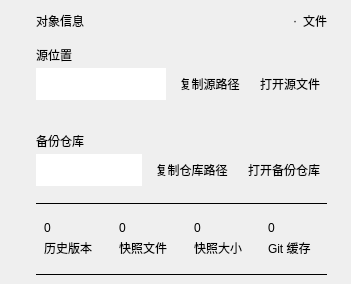
First picture: the form in windows/mainwindow_child/homepage/pages/homepage_page_dashboard.ui, repository Zao-chen/ZcVersionBox, before the edit.
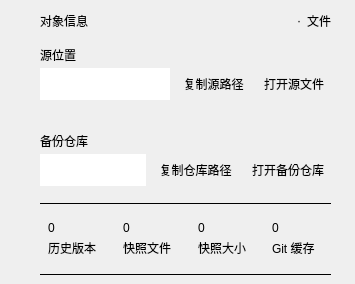
Second picture: the form after the edit. Custom widgets are drawn as their Qt base class.

Commit message: style(ui): 将概览与多人协作左边距修正为 40px 以精准对齐标签文本

Diff of the .ui file:
```diff
--- a/windows/mainwindow_child/homepage/pages/homepage_page_dashboard.ui
+++ b/windows/mainwindow_child/homepage/pages/homepage_page_dashboard.ui
@@ -32,7 +32,7 @@
      <widget class="QWidget" name="scrollContents">
       <layout class="QHBoxLayout" name="readingLayout">
        <property name="leftMargin">
-        <number>36</number>
+        <number>40</number>
        </property>
        <property name="topMargin">
         <number>12</number>
```
The commit also changes 4 other files.
